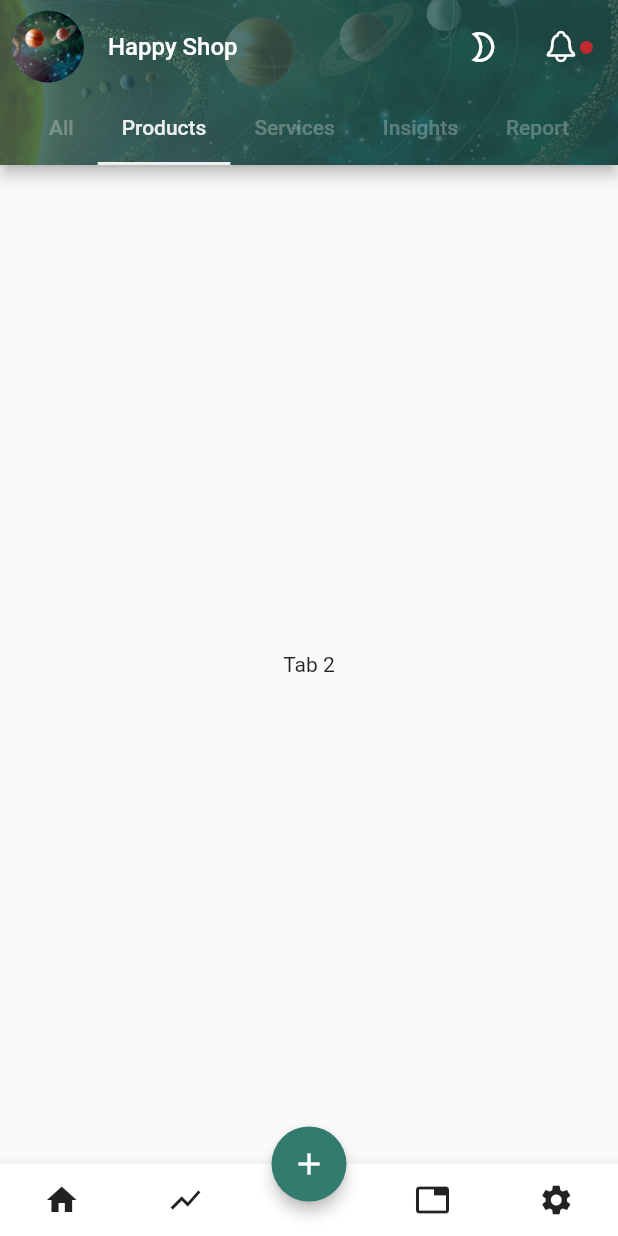
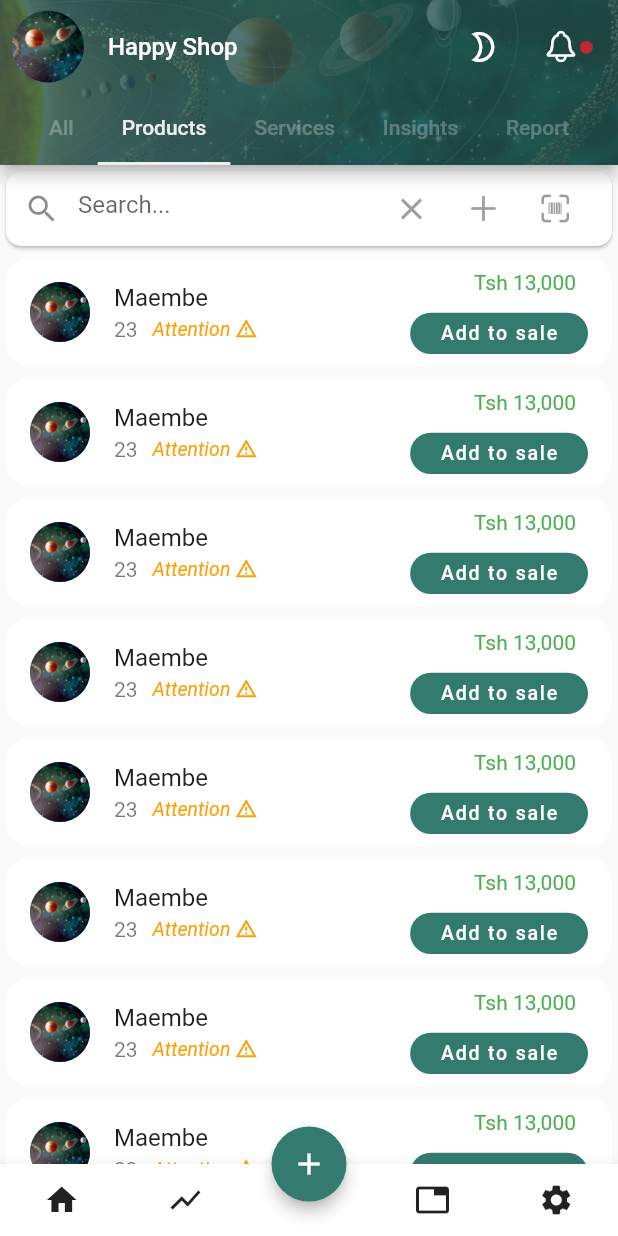
Before and after one commit to fredrickrogath/patowave, a Flutter app: the screen it shows after launch, tab 2 chosen, on a phone screen of 412 x 824 dp. Run offline on Flutter 3.47's test engine with Material 2 defaults, Android fonts, the phone set to English and light mode, and no system bars.

```diff
--- a/lib/Pages/all.dart
+++ b/lib/Pages/all.dart
@@ -129,7 +129,7 @@ class _AllState extends State<All> {
                   : SizedBox(
                       height: MediaQuery.of(context).size.height / 30.0,
                       child: FloatingActionButton.extended(
-                          elevation: 1.0,
+                          elevation: 0.0,
                           foregroundColor: Colors.white,
                           backgroundColor: const Color(0xFF337A6F),
                           onPressed: () {},
--- a/lib/Pages/products.dart
+++ b/lib/Pages/products.dart
@@ -129,7 +129,7 @@ class _ProductsState extends State<Products> {
                   : SizedBox(
                       height: MediaQuery.of(context).size.height / 30.0,
                       child: FloatingActionButton.extended(
-                          elevation: 1.0,
+                          elevation: 0.0,
                           foregroundColor: Colors.white,
                           backgroundColor: const Color(0xFF337A6F),
                           onPressed: () {},
--- a/lib/Pages/services.dart
+++ b/lib/Pages/services.dart
@@ -129,7 +129,7 @@ class _ServicesState extends State<Services> {
                   : SizedBox(
                       height: MediaQuery.of(context).size.height / 30.0,
                       child: FloatingActionButton.extended(
-                          elevation: 1.0,
+                          elevation: 0.0,
                           foregroundColor: Colors.white,
                           backgroundColor: const Color(0xFF337A6F),
                           onPressed: () {},
--- a/lib/main.dart
+++ b/lib/main.dart
@@ -2,6 +2,8 @@ import 'package:flutter/cupertino.dart';
 import 'package:flutter/material.dart';
 import 'package:flutter/rendering.dart';
 import 'package:patowave/Pages/all.dart';
+import 'package:patowave/Pages/products.dart';
+import 'package:patowave/Pages/services.dart';
 // import 'package:font_awesome_flutter/font_awesome_flutter.dart';
 
 void main() {
@@ -239,70 +241,9 @@ class _MyHomePageState extends State<MyHomePage> {
           physics: const AlwaysScrollableScrollPhysics(
               parent: BouncingScrollPhysics()),
           children: [
-            Stack(
-              children: [
-                Container(
-                  margin: const EdgeInsets.only(top: 55.0),
-                  child: ListView.builder(
-                      controller: _scrollBottomBarController,
-                      padding: const EdgeInsets.all(0.0),
-                      physics: const AlwaysScrollableScrollPhysics(
-                          parent: BouncingScrollPhysics()),
-                      shrinkWrap: true,
-                      cacheExtent: 50.0,
-                      itemCount: 200,
-                      itemBuilder: (context, index) {
-                        return All(index: index);
-                      }),
-                ),
-                Card(
-                  shape: RoundedRectangleBorder(
-                    borderRadius: BorderRadius.circular(10.0),
-                  ),
-                  child: Row(
-                    children: [
-                      Container(
-                        width: MediaQuery.of(context).size.width / 1.4,
-                        height: 50,
-                        decoration: BoxDecoration(
-                            // color: Colors.white,
-                            borderRadius: BorderRadius.circular(5)),
-                        child: Center(
-                          child: TextField(
-                            decoration: InputDecoration(
-                                prefixIcon: const Icon(Icons.search),
-                                suffixIcon: IconButton(
-                                  icon: const Icon(Icons.clear),
-                                  onPressed: () {
-                                    /* Clear the search field */
-                                  },
-                                ),
-                                hintText: 'Search...',
-                                border: InputBorder.none),
-                          ),
-                        ),
-                      ),
-                      IconButton(
-                        icon: const Icon(CupertinoIcons.add),
-                        color: Colors.grey,
-                        onPressed: () {},
-                      ),
-                      IconButton(
-                        icon: const Icon(CupertinoIcons.barcode_viewfinder),
-                        color: Colors.grey,
-                        onPressed: () {},
-                      ),
-                    ],
-                  ),
-                ),
-              ],
-            ),
-            const Center(
-              child: Text('Tab 2'),
-            ),
-            const Center(
-              child: Text('Tab 3'),
-            ),
+            allTab(),
+            productsTab(),
+            servicesTab(),
             const Center(
               child: Text('Tab 4'),
             ),
@@ -361,40 +302,183 @@ class _MyHomePageState extends State<MyHomePage> {
     );
   }
 
-  // Widget allTab() => SingleChildScrollView(
-  //   child: Column(children: [
-  //     // Container(
-  //     //   width: double.infinity,
-  //     //   height: 40,
-  //     //   decoration: BoxDecoration(
-  //     //       color: Colors.white,
-  //     //       borderRadius: BorderRadius.circular(5)),
-  //     //   child: Center(
-  //     //     child: TextField(
-  //     //       decoration: InputDecoration(
-  //     //           prefixIcon: Icon(Icons.search),
-  //     //           suffixIcon: IconButton(
-  //     //             icon: Icon(Icons.clear),
-  //     //             onPressed: () {
-  //     //               /* Clear the search field */
-  //     //             },
-  //     //           ),
-  //     //           hintText: 'Search...',
-  //     //           border: InputBorder.none),
-  //     //     ),
-  //     //   ),
-  //     // ),
-  //     ListView.builder(
-  //         controller: _scrollBottomBarController,
-  //         padding: const EdgeInsets.all(0.0),
-  //         physics: const AlwaysScrollableScrollPhysics(
-  //             parent: BouncingScrollPhysics()),
-  //         shrinkWrap: true,
-  //         cacheExtent: 50.0,
-  //         itemCount: 100,
-  //         itemBuilder: (context, index) {
-  //           return Text('$index');
-  //         }),
-  //   ]),
-  // );
+  Widget allTab() => Stack(
+              children: [
+                Container(
+                  margin: const EdgeInsets.only(top: 58.0),
+                  child: ListView.builder(
+                      controller: _scrollBottomBarController,
+                      padding: const EdgeInsets.all(0.0),
+                      physics: const AlwaysScrollableScrollPhysics(
+                          parent: BouncingScrollPhysics()),
+                      shrinkWrap: true,
+                      cacheExtent: 50.0,
+                      itemCount: 200,
+                      itemBuilder: (context, index) {
+                        return All(index: index);
+                      }),
+                ),
+                Card(
+                  shape: RoundedRectangleBorder(
+                    borderRadius: BorderRadius.circular(10.0),
+                  ),
+                  child: Row(
+                    children: [
+                      Container(
+                        width: MediaQuery.of(context).size.width / 1.4,
+                        height: 50,
+                        decoration: BoxDecoration(
+                            // color: Colors.white,
+                            borderRadius: BorderRadius.circular(5)),
+                        child: Center(
+                          child: TextField(
+                            decoration: InputDecoration(
+                                prefixIcon: const Icon(Icons.search),
+                                suffixIcon: IconButton(
+                                  icon: const Icon(Icons.clear, color: Colors.grey),
+                                  onPressed: () {
+                                    /* Clear the search field */
+                                  },
+                                ),
+                                hintText: 'Search...',
+                                border: InputBorder.none),
+                          ),
+                        ),
+                      ),
+                      IconButton(
+                        icon: const Icon(CupertinoIcons.add),
+                        color: Colors.grey,
+                        onPressed: () {},
+                      ),
+                      IconButton(
+                        icon: const Icon(CupertinoIcons.barcode_viewfinder),
+                        color: Colors.grey,
+                        onPressed: () {},
+                      ),
+                    ],
+                  ),
+                ),
+              ],
+            );
+
+
+             Widget productsTab() => Stack(
+              children: [
+                Container(
+                  margin: const EdgeInsets.only(top: 58.0),
+                  child: ListView.builder(
+                      controller: _scrollBottomBarController,
+                      padding: const EdgeInsets.all(0.0),
+                      physics: const AlwaysScrollableScrollPhysics(
+                          parent: BouncingScrollPhysics()),
+                      shrinkWrap: true,
+                      cacheExtent: 50.0,
+                      itemCount: 200,
+                      itemBuilder: (context, index) {
+                        return Products(index: index);
+                      }),
+                ),
+                Card(
+                  shape: RoundedRectangleBorder(
+                    borderRadius: BorderRadius.circular(10.0),
+                  ),
+                  child: Row(
+                    children: [
+                      Container(
+                        width: MediaQuery.of(context).size.width / 1.4,
+                        height: 50,
+                        decoration: BoxDecoration(
+                            // color: Colors.white,
+                            borderRadius: BorderRadius.circular(5)),
+                        child: Center(
+                          child: TextField(
+                            decoration: InputDecoration(
+                                prefixIcon: const Icon(Icons.search),
+                                suffixIcon: IconButton(
+                                  icon: const Icon(Icons.clear, color: Colors.grey),
+                                  onPressed: () {
+                                    /* Clear the search field */
+                                  },
+                                ),
+                                hintText: 'Search...',
+                                border: InputBorder.none),
+                          ),
+                        ),
+                      ),
+                      IconButton(
+                        icon: const Icon(CupertinoIcons.add),
+                        color: Colors.grey,
+                        onPressed: () {},
+                      ),
+                      IconButton(
+                        icon: const Icon(CupertinoIcons.barcode_viewfinder),
+                        color: Colors.grey,
+                        onPressed: () {},
+                      ),
+                    ],
+                  ),
+                ),
+              ],
+            );
+
+             Widget servicesTab() => Stack(
+              children: [
+                Container(
+                  margin: const EdgeInsets.only(top: 58.0),
+                  child: ListView.builder(
+                      controller: _scrollBottomBarController,
+                      padding: const EdgeInsets.all(0.0),
+                      physics: const AlwaysScrollableScrollPhysics(
+                          parent: BouncingScrollPhysics()),
+                      shrinkWrap: true,
+                      cacheExtent: 50.0,
+                      itemCount: 200,
+                      itemBuilder: (context, index) {
+                        return Services(index: index);
+                      }),
+                ),
+                Card(
+                  shape: RoundedRectangleBorder(
+                    borderRadius: BorderRadius.circular(10.0),
+                  ),
+                  child: Row(
+                    children: [
+                      Container(
+                        width: MediaQuery.of(context).size.width / 1.4,
+                        height: 50,
+                        decoration: BoxDecoration(
+                            // color: Colors.white,
+                            borderRadius: BorderRadius.circular(5)),
+                        child: Center(
+                          child: TextField(
+                            decoration: InputDecoration(
+                                prefixIcon: const Icon(Icons.search),
+                                suffixIcon: IconButton(
+                                  icon: const Icon(Icons.clear, color: Colors.grey),
+                                  onPressed: () {
+                                    /* Clear the search field */
+                                  },
+                                ),
+                                hintText: 'Search...',
+                                border: InputBorder.none),
+                          ),
+                        ),
+                      ),
+                      IconButton(
+                        icon: const Icon(CupertinoIcons.add),
+                        color: Colors.grey,
+                        onPressed: () {},
+                      ),
+                      IconButton(
+                        icon: const Icon(CupertinoIcons.barcode_viewfinder),
+                        color: Colors.grey,
+                        onPressed: () {},
+                      ),
+                    ],
+                  ),
+                ),
+              ],
+            );
+
+
 }
```
